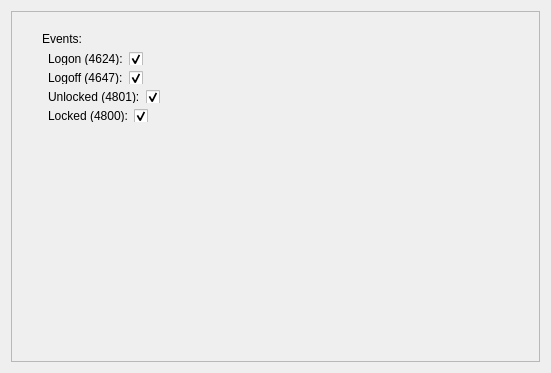
alexmo16/TimesheetAssistant, file src/View/gui/SettingsDialog.ui: the form before one commit.
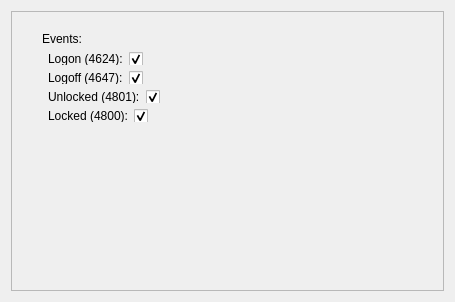
The form after the commit.

```diff
--- a/src/View/gui/SettingsDialog.ui
+++ b/src/View/gui/SettingsDialog.ui
@@ -6,8 +6,8 @@
    <rect>
     <x>0</x>
     <y>0</y>
-    <width>551</width>
-    <height>373</height>
+    <width>455</width>
+    <height>302</height>
    </rect>
   </property>
   <property name="windowTitle">
@@ -25,7 +25,7 @@
      <property name="frameShadow">
       <enum>QFrame::Raised</enum>
      </property>
-     <widget class="QWidget" name="">
+     <widget class="QWidget" name="layoutWidget">
       <property name="geometry">
        <rect>
         <x>20</x>
```
